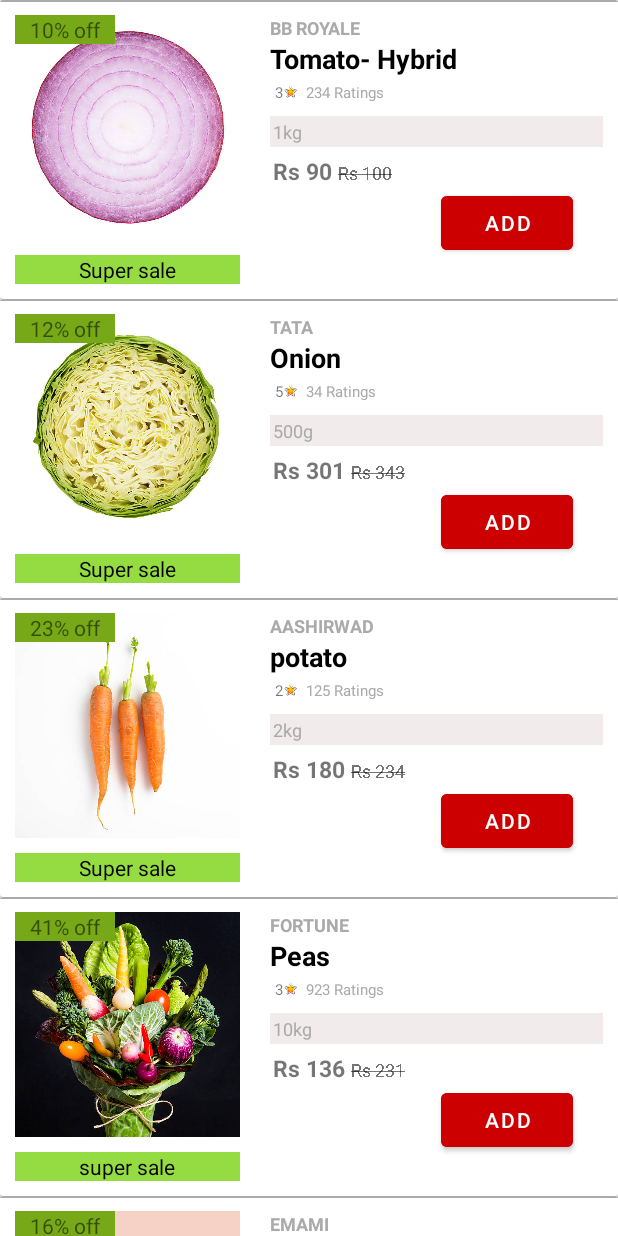
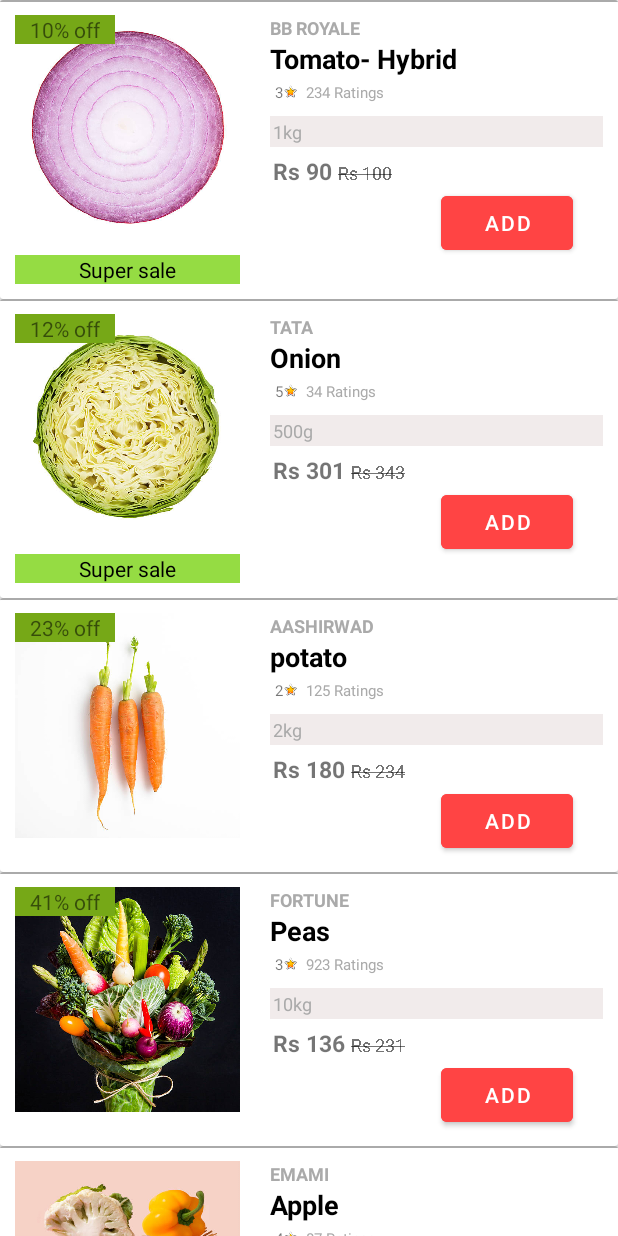
Before and after one commit to sumeshpandit/ComplexUI, an Android app: the screen it shows after launch (MainActivity), on a phone screen of 412 x 824 dp. Run offline under Robolectric (Android 15) with nearby library versions, the light colour scheme and no system bars; our stand-ins replace data binding.

Commit message:
code update

```diff
--- a/app/src/main/java/com/sumeshpandit/complexui/RecyclerAdapter.kt
+++ b/app/src/main/java/com/sumeshpandit/complexui/RecyclerAdapter.kt
@@ -1,10 +1,13 @@
 package com.sumeshpandit.complexui
 
 import android.content.ContentValues.TAG
+import android.graphics.Color
 import android.graphics.Paint
 import android.util.Log
 import android.view.LayoutInflater
+import android.view.View
 import android.view.ViewGroup
+import android.widget.Button
 import android.widget.ImageView
 import android.widget.TextView
 import androidx.recyclerview.widget.RecyclerView
@@ -18,11 +21,11 @@ class RecyclerAdapter: RecyclerView.Adapter<RecyclerAdapter.ViewHolder>()
     init {
         data.add(GroceryItem(R.mipmap.item1, "Super sale", 10,"BB ROYALE","Tomato- Hybrid","1kg",100,3,234))
         data.add(GroceryItem(R.mipmap.item2, "Super sale", 12,"TATA","Onion","500g",343,5,34))
-        data.add(GroceryItem(R.mipmap.item3, "Super sale", 23,"AASHIRWAD","potato","2kg",234,2,125))
-        data.add(GroceryItem(R.mipmap.item4, "super sale", 41,"FORTUNE","Peas","10kg",231,3,923))
-        data.add(GroceryItem(R.mipmap.item5, "super sale", 16,"EMAMI","Apple","1kg",201,4,87))
-        data.add(GroceryItem(R.mipmap.item6, "super sale", 17,"Rajdhani","Milk","1.5kg",534,5,453))
-        data.add(GroceryItem(R.mipmap.item7, "super sale", 65,"Fresho","Grapes","5kg",199,2,32))
+        data.add(GroceryItem(R.mipmap.item3, "", 23,"AASHIRWAD","potato","2kg",234,2,125))
+        data.add(GroceryItem(R.mipmap.item4, "", 41,"FORTUNE","Peas","10kg",231,3,923))
+        data.add(GroceryItem(R.mipmap.item5, "super sale", 0,"EMAMI","Apple","1kg",201,4,87))
+        data.add(GroceryItem(R.mipmap.item6, "", 17,"Rajdhani","Milk","1.5kg",534,5,453))
+        data.add(GroceryItem(R.mipmap.item7, "super sale", 0,"Fresho","Grapes","5kg",199,2,32))
     }
 
     inner class ViewHolder(binding: ItemBinding):RecyclerView.ViewHolder(binding.root) {
@@ -36,6 +39,21 @@ class RecyclerAdapter: RecyclerView.Adapter<RecyclerAdapter.ViewHolder>()
         val itemName: TextView= binding.itemName
         val star: TextView= binding.stars
         val rating: TextView= binding.rating
+        private val addButton:Button= binding.addButton
+        init {
+            addButton.setOnClickListener {
+                if(addButton.text=="Delete"){
+                    addButton.setText(R.string.add)
+                    addButton.setTextColor(Color.WHITE)
+                    addButton.setBackgroundColor(Color.argb(1,255,68,68))
+                }
+                else {
+                    addButton.setText(R.string.delete)
+                    addButton.setBackgroundColor(Color.GREEN)
+                    addButton.setTextColor(Color.BLACK)
+                }
+            }
+        }
     }
 
     override fun onCreateViewHolder(parent: ViewGroup, viewType: Int): ViewHolder {
@@ -46,23 +64,40 @@ class RecyclerAdapter: RecyclerView.Adapter<RecyclerAdapter.ViewHolder>()
     }
 
     override fun onBindViewHolder(holder: ViewHolder, position: Int) {
+
         holder.itemImage.setImageResource(data[position].itemImageView)
-        holder.offer.text=data[position].offer
-        holder.offText.text= "${data[position].off}% off"
+
+        val offer=data[position].offer
+        if(offer!="")
+            holder.offer.visibility=View.VISIBLE
+        holder.offer.text=offer
+
+        val off=data[position].off
+        val offText="${off}% off"
+        if(off!=0)
+            holder.offText.visibility=View.VISIBLE
+        holder.offText.text = offText
+
         holder.company.text= data[position].company
+
         holder.size.text= data[position].itemSize
+
         val discountedPrice=((data[position].price)*(100-data[position].off))/100
-        holder.price.text= "Rs $discountedPrice"
-        holder.originalPrice.text="Rs ${data[position].price}"
+        val discountedPriceFinal="Rs $discountedPrice"
+        val originalPriceFinal="Rs ${data[position].price}"
+        holder.price.text= discountedPriceFinal
+        holder.originalPrice.text=originalPriceFinal
         holder.originalPrice.paintFlags=Paint.STRIKE_THRU_TEXT_FLAG
+
         holder.itemName.text=data[position].itemName
+
         holder.star.text=data[position].star.toString()
         val rating=data[position].rating
-        holder.rating.text="$rating Ratings"
+        val ratingFinal="$rating Ratings"
+        holder.rating.text=ratingFinal
     }
 
     override fun getItemCount(): Int {
-        Log.e(TAG, "getItemCount: ${data.size}", )
         return data.size
     }
 
--- a/app/src/main/res/layout/item.xml
+++ b/app/src/main/res/layout/item.xml
@@ -38,7 +38,8 @@
                         android:text="20% off"
                         android:background="#76A817"
                         android:paddingLeft="10dp"
-                        android:paddingRight="10dp"/>
+                        android:paddingRight="10dp"
+                        android:visibility="gone"/>
 
                 </FrameLayout>
 
@@ -51,7 +52,8 @@
                     android:textAlignment="center"
                     android:textColor="@color/black"
                     android:layout_marginTop="10dp"
-                    android:gravity="center_horizontal" />
+                    android:gravity="center_horizontal"
+                    android:visibility="gone"/>
             </LinearLayout>
 
             <LinearLayout
@@ -156,11 +158,11 @@
                     android:layout_width="wrap_content"
                     android:layout_height="wrap_content"
                     android:layout_gravity="end"
+                    android:layout_marginEnd="20dp"
+                    android:layout_marginRight="20dp"
+                    android:backgroundTint="@android:color/holo_red_light"
                     android:text="@string/add"
-                    android:textColor="@color/white"
-                    android:layout_marginRight="20dp"
-                    android:layout_marginEnd="20dp"
-                    android:backgroundTint="@android:color/holo_red_dark" />
+                    android:textColor="@color/white" />
 
             </LinearLayout>
         </LinearLayout>
--- a/app/src/main/res/values/strings.xml
+++ b/app/src/main/res/values/strings.xml
@@ -1,4 +1,5 @@
 <resources>
     <string name="app_name">ComplexUI</string>
     <string name="add">Add</string>
+    <string name="delete">Delete</string>
 </resources>
```
